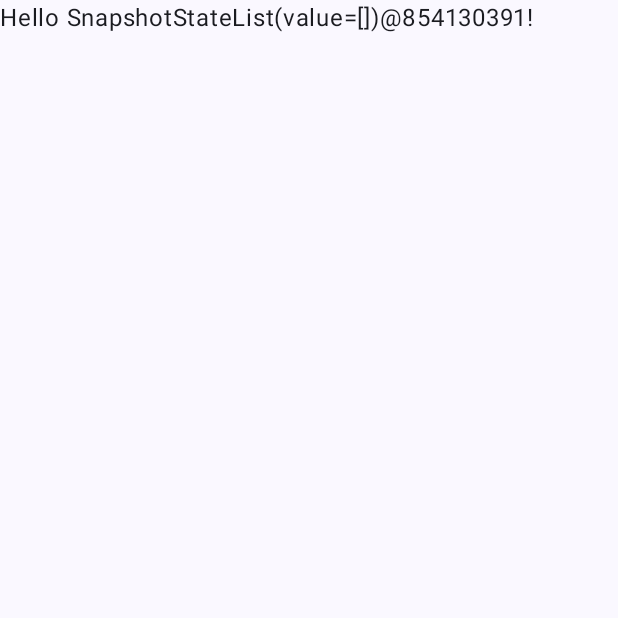
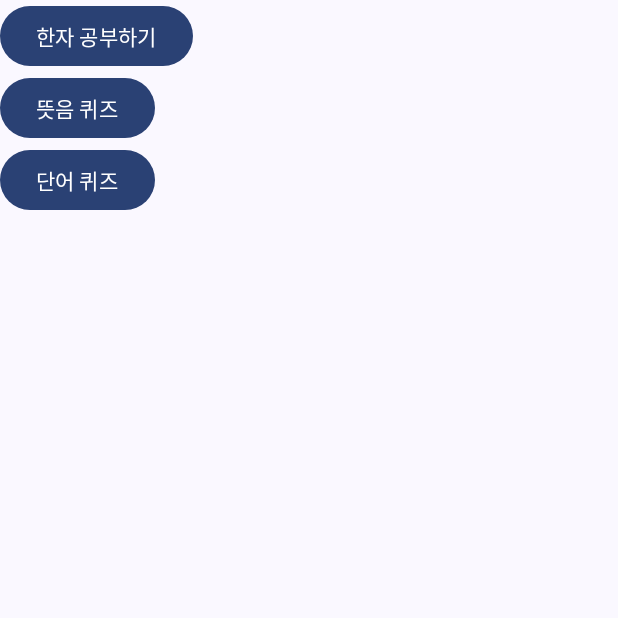
Before and after one commit to CobyApp/kanji_android, an Android app built with Jetpack Compose: the screen it shows after launch (MainActivity), on a phone screen of 412 x 824 dp, the top half of it. Run offline under Robolectric (Android 15) with nearby library versions, the phone set to English and light mode, and no system bars; our stand-ins replace Dagger/Hilt's generated code.

Commit message:
화면 추가

```diff
--- a/app/build.gradle.kts
+++ b/app/build.gradle.kts
@@ -61,6 +61,9 @@ dependencies {
     implementation("androidx.compose.ui:ui-tooling-preview")
     implementation("androidx.compose.material3:material3")
 
+    // Navigation
+    implementation("androidx.navigation:navigation-compose:2.5.3")
+
     // Hilt 의존성
     implementation("com.google.dagger:hilt-android:2.51")
     kapt("com.google.dagger:hilt-android-compiler:2.51")
--- a/app/src/main/java/com/coby/kanji/MainActivity.kt
+++ b/app/src/main/java/com/coby/kanji/MainActivity.kt
@@ -12,6 +12,12 @@ import androidx.compose.material3.Text
 import androidx.compose.runtime.Composable
 import androidx.compose.ui.Modifier
 import androidx.compose.ui.tooling.preview.Preview
+import androidx.navigation.NavHostController
+import androidx.navigation.compose.NavHost
+import androidx.navigation.compose.composable
+import androidx.navigation.compose.rememberNavController
+import com.coby.kanji.screen.DetailScreen
+import com.coby.kanji.screen.MainScreen
 import com.coby.kanji.ui.theme.KanjiTheme
 import com.coby.kanji.viewmodel.CharacterViewModel
 import dagger.hilt.android.AndroidEntryPoint
@@ -33,7 +39,7 @@ class MainActivity : ComponentActivity() {
                     modifier = Modifier.fillMaxSize(),
                     color = MaterialTheme.colorScheme.background
                 ) {
-                    Greeting(viewModel.characters.toString())
+                    TopLevel()
                 }
             }
         }
@@ -41,17 +47,37 @@ class MainActivity : ComponentActivity() {
 }
 
 @Composable
-fun Greeting(name: String, modifier: Modifier = Modifier) {
-    Text(
-        text = "Hello $name!",
+fun TopLevel(
+    navController: NavHostController = rememberNavController(),
+    modifier: Modifier = Modifier
+) {
+    NavHost(
+        navController = navController,
+        "Main",
         modifier = modifier
-    )
-}
+    ) {
+        composable("Main") {
+            MainScreen(
+                onDetailButtonClick = {
+                    val state = it
+                    navController.navigate("Detail/${state}")
+                }
+            )
+        }
 
-@Preview(showBackground = true)
-@Composable
-fun GreetingPreview() {
-    KanjiTheme {
-        Greeting("Android")
+        composable(
+            "Detail/{state}",
+        ) {
+            DetailScreen(
+                state = "kanji",
+                onBackButtonClick = {
+                    navController.navigate("Main") {
+                        popUpTo("Main") {
+                            inclusive = true
+                        }
+                    }
+                }
+            )
+        }
     }
 }
--- /dev/null
+++ b/app/src/main/java/com/coby/kanji/screen/MainScreen.kt
@@ -0,0 +1,31 @@
+package com.coby.kanji.screen
+
+import androidx.compose.foundation.layout.Column
+import androidx.compose.material3.Button
+import androidx.compose.material3.Text
+import androidx.compose.runtime.Composable
+
+@Composable
+fun MainScreen(
+    onDetailButtonClick: (String) -> Unit,
+) {
+    Column() {
+        Button(onClick = {
+            onDetailButtonClick("kanji")
+        }) {
+            Text("한자 공부하기")
+        }
+
+        Button(onClick = {
+            onDetailButtonClick("korean")
+        }) {
+            Text("뜻음 퀴즈")
+        }
+
+        Button(onClick = {
+            onDetailButtonClick("word")
+        }) {
+            Text("단어 퀴즈")
+        }
+    }
+}
```
Also changed, not shown: app/src/main/java/com/coby/kanji/screen/DetailScreen.kt (added, +20 -0 lines), app/src/main/java/com/coby/kanji/screen/GalleryScreen.kt (added, +7 -0 lines).
